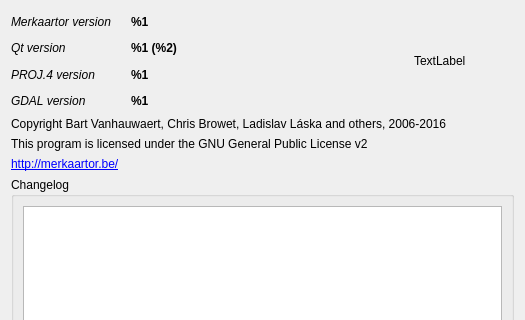
Above: src/common/AboutDialog.ui from openstreetmap/merkaartor before the change; both pictures show x 0 to 525 and y 0 to 320 of the 525 by 469 pixel window. Below: the same form after it.
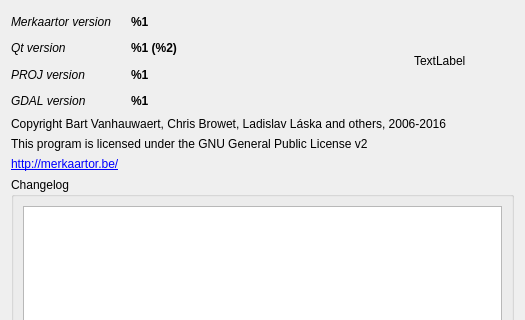
That is the form after the change.

Commit message: Migrated PROJ to 6.x API.

Diff of the .ui file:
```diff
--- a/src/common/AboutDialog.ui
+++ b/src/common/AboutDialog.ui
@@ -96,7 +96,7 @@
           <string notr="true">QLabel { font-size: x-small; font-style: italic; }</string>
          </property>
          <property name="text">
-          <string>PROJ.4 version</string>
+          <string>PROJ version</string>
          </property>
         </widget>
        </item>
```
Left out of the diff: 4 changed lines with no effect on the pictures. The commit also changes 6 other files.
